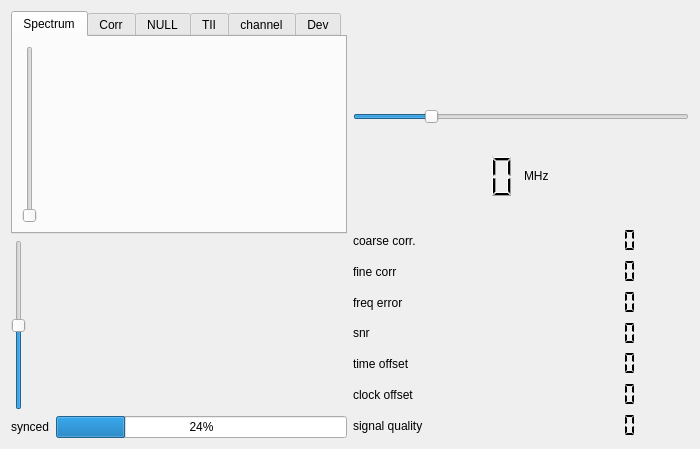
Old version of the form qt-dab-s6/forms-v6/new-display/scopewidget.ui in the repository JvanKatwijk/qt-dab.
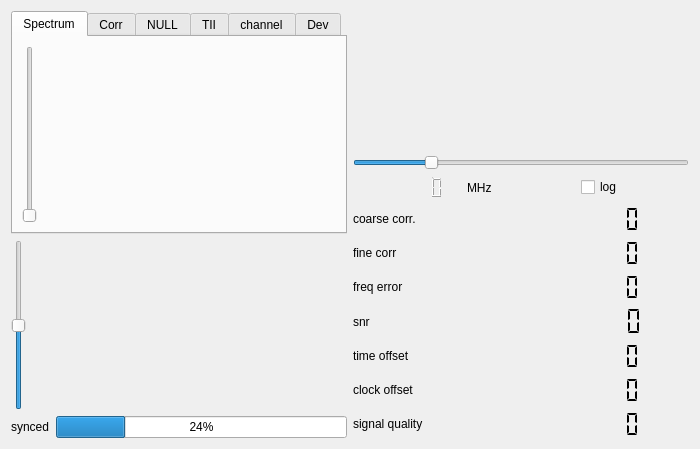
New version of the form. Custom widgets are drawn as their Qt base class.

The edit to the form file:
```diff
--- a/qt-dab-s6/forms-v6/new-display/scopewidget.ui
+++ b/qt-dab-s6/forms-v6/new-display/scopewidget.ui
@@ -354,6 +354,16 @@
            </property>
           </widget>
          </item>
+         <item>
+          <widget class="QCheckBox" name="logScope_checkBox">
+           <property name="toolTip">
+            <string>&lt;html&gt;&lt;head/&gt;&lt;body&gt;&lt;p&gt;If the checkbox is set, then the IQ display will show its contents as values on a log10 scale.&lt;/p&gt;&lt;/body&gt;&lt;/html&gt;</string>
+           </property>
+           <property name="text">
+            <string>log</string>
+           </property>
+          </widget>
+         </item>
         </layout>
        </item>
       </layout>
```
